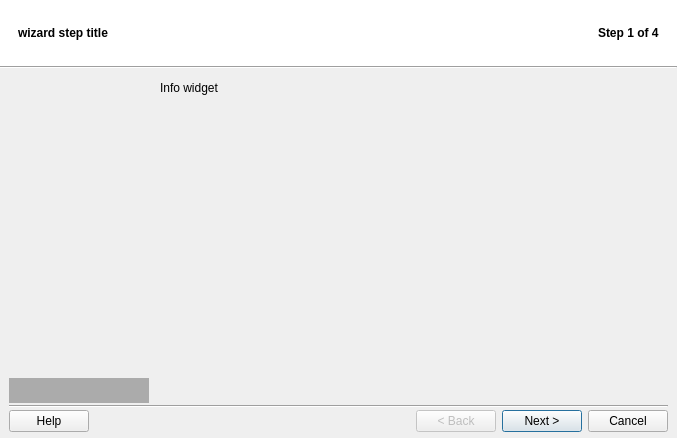
Old version of the form src/q4wine-gui/uis/Wizard.ui in the repository brezerk/q4wine.
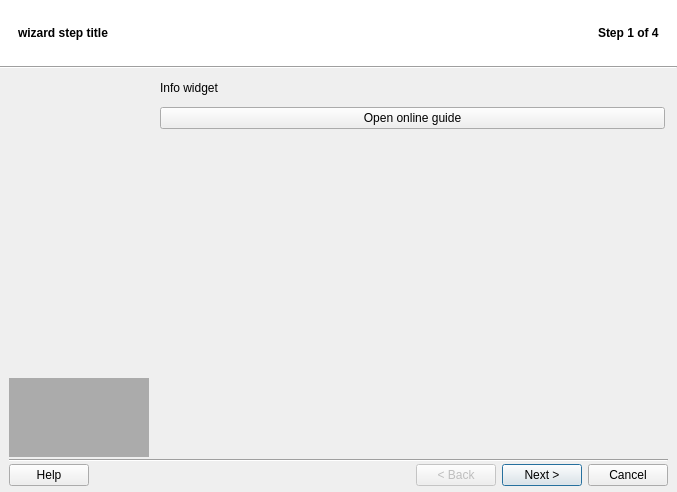
New version of the form. The open tabs and pages were chosen to show the change. Icons and pictures are not drawn.

Commit message: Do not force startpage open

Diff of the .ui file:
```diff
--- a/src/q4wine-gui/uis/Wizard.ui
+++ b/src/q4wine-gui/uis/Wizard.ui
@@ -11,7 +11,7 @@
     <x>0</x>
     <y>0</y>
     <width>677</width>
-    <height>438</height>
+    <height>492</height>
    </rect>
   </property>
   <property name="windowTitle">
@@ -422,6 +422,31 @@
              <property name="margin">
               <number>3</number>
              </property>
+             <property name="topMargin">
+              <number>3</number>
+             </property>
+             <property name="rightMargin">
+              <number>3</number>
+             </property>
+             <property name="bottomMargin">
+              <number>3</number>
+             </property>
+             <property name="verticalSpacing">
+              <number>12</number>
+             </property>
+             <item row="2" column="0">
+              <spacer name="verticalSpacer">
+               <property name="orientation">
+                <enum>Qt::Vertical</enum>
+               </property>
+               <property name="sizeHint" stdset="0">
+                <size>
+                 <width>20</width>
+                 <height>40</height>
+                </size>
+               </property>
+              </spacer>
+             </item>
              <item row="0" column="0">
               <widget class="QLabel" name="lblWizardInfo">
                <property name="text">
@@ -441,6 +466,13 @@
                </property>
               </widget>
              </item>
+             <item row="1" column="0">
+              <widget class="QPushButton" name="cmdFirstSteps">
+               <property name="text">
+                <string>Open online guide</string>
+               </property>
+              </widget>
+             </item>
             </layout>
            </widget>
            <widget class="QWidget" name="pageRichText">
@@ -2069,7 +2101,7 @@
         </property>
         <layout class="QHBoxLayout">
          <property name="spacing">
-          <number>-1</number>
+          <number>6</number>
          </property>
          <property name="sizeConstraint">
           <enum>QLayout::SetMinimumSize</enum>
```
Left out of the diff: 481 changed lines with no effect on the pictures. The commit also changes 3 other files.
